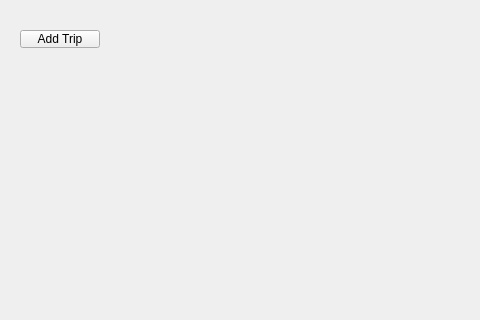
Above: mainwindow.ui from oppaii230205/travel-agency-management before the change; both pictures show x 0 to 480 and y 0 to 320 of the 800 by 600 pixel window. Below: the same form after it.
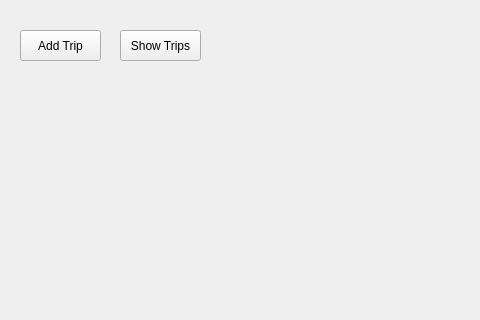
That is the form after the change.

Commit message: Implement ShowTrips() feature (not finished yet, just the structure implemented)

Diff of the .ui file:
```diff
--- a/mainwindow.ui
+++ b/mainwindow.ui
@@ -19,14 +19,27 @@
      <rect>
       <x>20</x>
       <y>30</y>
-      <width>80</width>
-      <height>18</height>
+      <width>81</width>
+      <height>31</height>
      </rect>
     </property>
     <property name="text">
      <string>Add Trip</string>
     </property>
    </widget>
+   <widget class="QPushButton" name="btnShowTrips">
+    <property name="geometry">
+     <rect>
+      <x>120</x>
+      <y>30</y>
+      <width>81</width>
+      <height>31</height>
+     </rect>
+    </property>
+    <property name="text">
+     <string>Show Trips</string>
+    </property>
+   </widget>
   </widget>
   <widget class="QMenuBar" name="menubar">
    <property name="geometry">
```
The commit also changes 7 other files.
